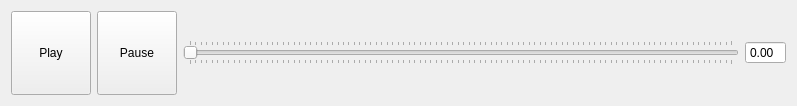
Before: the Qt Designer form form/timeline.ui in IdrisMiles/anim_diff, drawn with Qt 5.
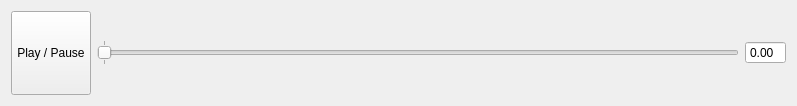
After: the same form once the commit is applied.

Patch:
```diff
--- a/form/timeline.ui
+++ b/form/timeline.ui
@@ -29,37 +29,18 @@
       </size>
      </property>
      <property name="text">
-      <string>Play</string>
-     </property>
-    </widget>
-   </item>
-   <item>
-    <widget class="QPushButton" name="button_pause">
-     <property name="sizePolicy">
-      <sizepolicy hsizetype="Minimum" vsizetype="Expanding">
-       <horstretch>0</horstretch>
-       <verstretch>0</verstretch>
-      </sizepolicy>
-     </property>
-     <property name="text">
-      <string>Pause</string>
-     </property>
-     <property name="iconSize">
-      <size>
-       <width>24</width>
-       <height>24</height>
-      </size>
-     </property>
-     <property name="default">
-      <bool>false</bool>
-     </property>
-     <property name="flat">
-      <bool>false</bool>
+      <string>Play / Pause</string>
      </property>
     </widget>
    </item>
    <item>
     <widget class="QSlider" name="slider_time">
+     <property name="maximum">
+      <number>0</number>
+     </property>
+     <property name="singleStep">
+      <number>1</number>
+     </property>
      <property name="orientation">
       <enum>Qt::Horizontal</enum>
      </property>
```
Left out of the diff: 2 changed lines with no effect on the pictures.
